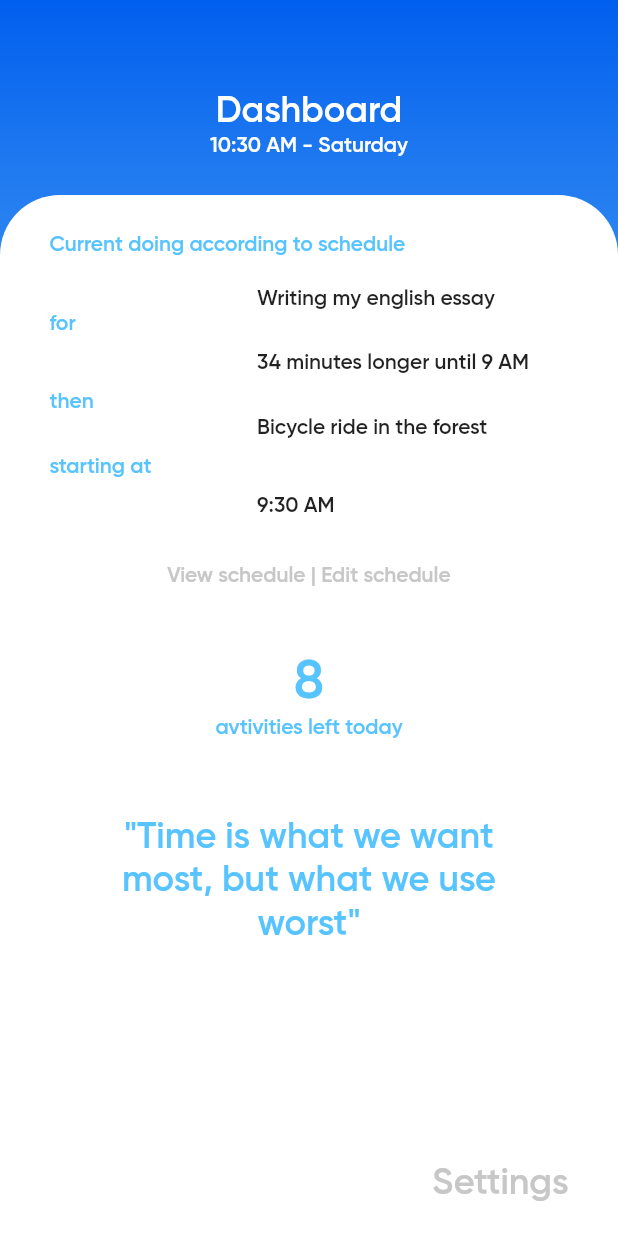
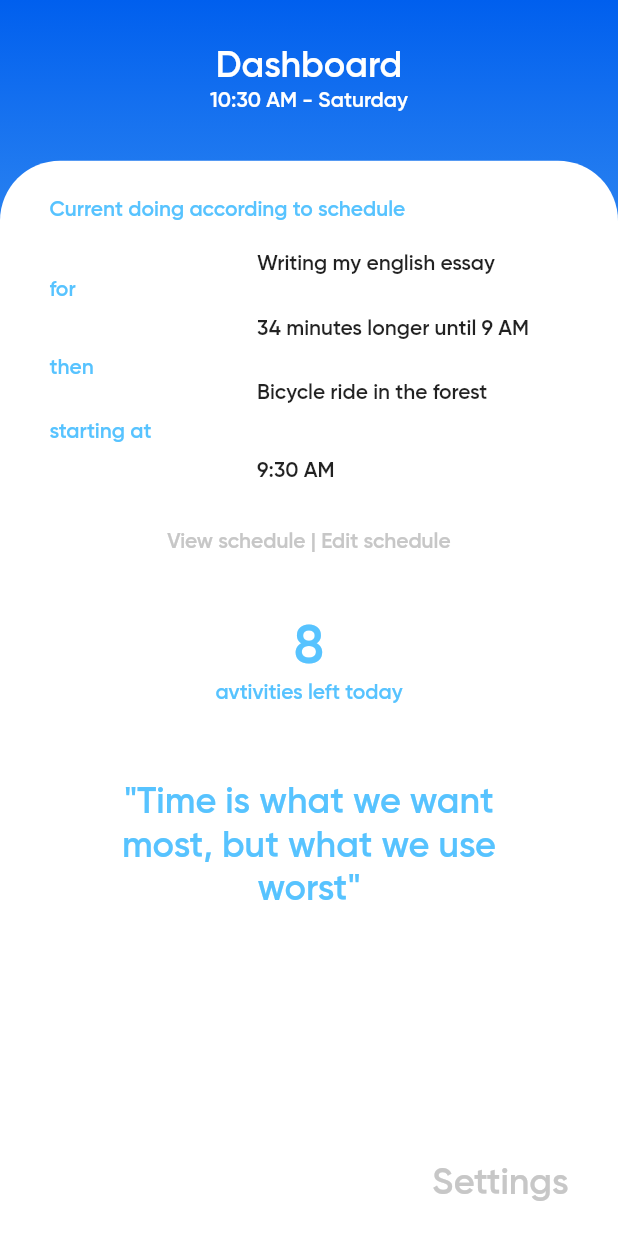
Before and after one commit to hexcodelabs/timebuddy, a Flutter app: the Dashboard screen opened directly, on a phone screen of 412 x 824 dp. Run offline on Flutter 3.47's test engine with Material 2 defaults, Android fonts, the phone set to English and light mode, and no system bars; our stand-ins replace flutter_svg, page_transition.

Commit message:
add responsive size to dashboard page

```diff
--- a/lib/screens/Dashboard.dart
+++ b/lib/screens/Dashboard.dart
@@ -16,6 +16,8 @@ class Dashboard extends StatelessWidget {
 
     String quote = "\"Time is what we want most, but what we use worst\"";
 
+    double topHeight = height * 0.13;
+
     return Scaffold(
       backgroundColor: Color(0xff00a4ea),
       body: Container(
@@ -25,13 +27,9 @@ class Dashboard extends StatelessWidget {
         child: Column(
           crossAxisAlignment: CrossAxisAlignment.center,
           children: [
-            Container(
-              height: 130,
-              child: Padding(
-                padding: const EdgeInsets.only(
-                  top: 60,
-                  bottom: 30,
-                ),
+            Center(
+              child: Container(
+                height: topHeight,
                 child: Column(
                   mainAxisAlignment: MainAxisAlignment.center,
                   children: [
@@ -58,7 +56,7 @@ class Dashboard extends StatelessWidget {
               alignment: Alignment.topCenter,
               children: [
                 Container(
-                  height: height - 130,
+                  height: height - topHeight,
                   width: width,
                   child: Padding(
                     padding: const EdgeInsets.only(left: 33, right: 33),
```
